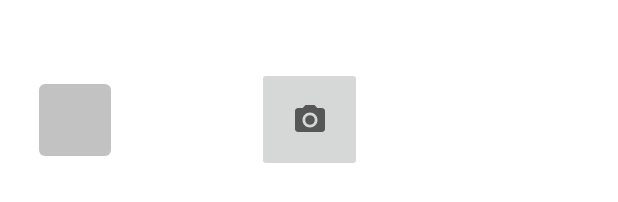
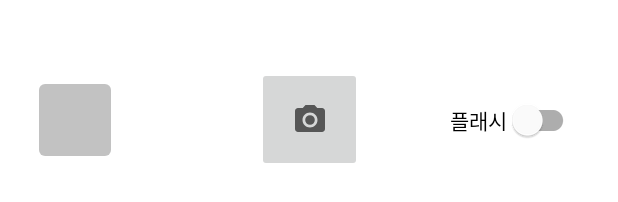
Before and after one commit to SeulgiLim/TP_GooroomeeLite, an Android app: the layout activity_share.xml on its own in the app's theme, with its tools: preview values and no code run, on a phone screen of 412 x 824 dp. Shown: the part 962-1164 px from the top of the screen. Run offline under Robolectric (Android 15) with nearby library versions, the phone set to English and light mode, and no system bars; plain views replace PreviewView.

Commit message:
add flash feature

```diff
--- a/app/src/main/res/layout/activity_share.xml
+++ b/app/src/main/res/layout/activity_share.xml
@@ -59,5 +59,19 @@
         app:layout_constraintStart_toStartOf="parent"
         app:layout_constraintTop_toTopOf="@+id/captureButton" />
 
+    <com.google.android.material.switchmaterial.SwitchMaterial
+        android:id="@+id/flashSwitch"
+        android:layout_width="wrap_content"
+        android:layout_height="wrap_content"
+        app:layout_constraintEnd_toEndOf="parent"
+        app:layout_constraintBottom_toBottomOf="@+id/captureButton"
+        app:layout_constraintTop_toTopOf="@+id/captureButton"
+        android:layout_marginEnd="26dp"
+        android:text="@string/flash"
+        android:visibility="gone"
+        tools:visibility="visible"/>
+<!--    플래시가 없는 디비아스도 있기 때문에 -->
+<!--    android:visibility="gone" 없으면 tools:visibility="visible" -->
+
 
 </androidx.constraintlayout.widget.ConstraintLayout>
--- a/app/src/main/res/values/strings.xml
+++ b/app/src/main/res/values/strings.xml
@@ -1,5 +1,6 @@
 <resources>
     <string name="app_name">gooroomeelite</string>
+    <string name="flash">플래시</string>
     <!-- TODO: Remove or change this placeholder text -->
     <string name="hello_blank_fragment">Hello blank fragment</string>
 </resources>
```
Also changed, not shown: app/src/main/java/kr/co/gooroomeelite/views/statistics/share/ShareActivity.kt (+35 -6 lines).
